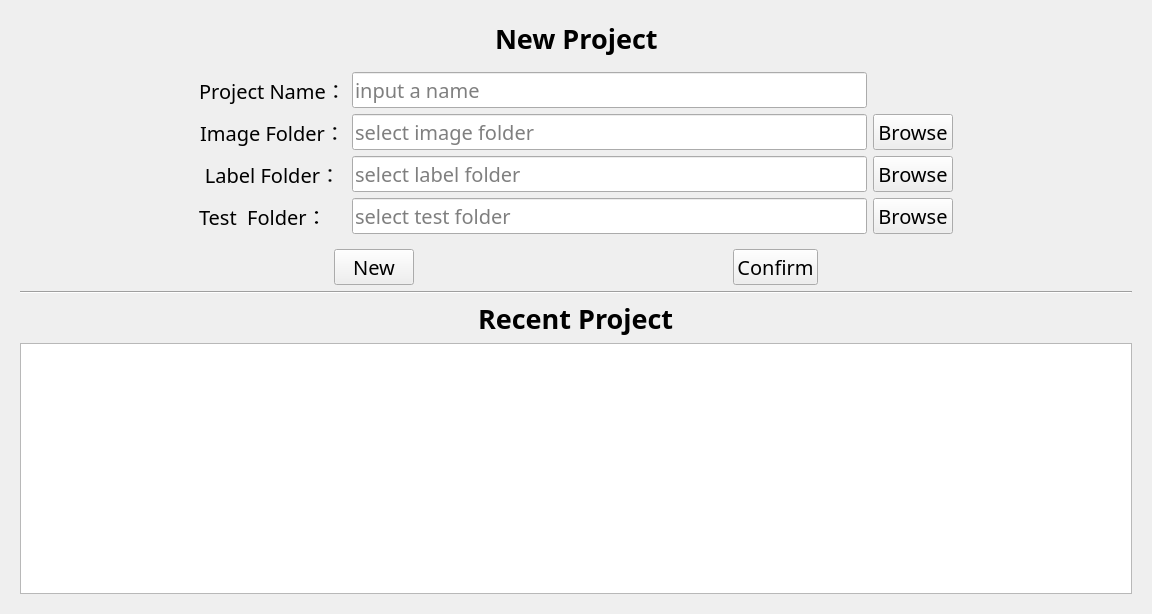
kaoxing/seg, file projectFiles/UI/static/projectTab.ui: the form before one commit.
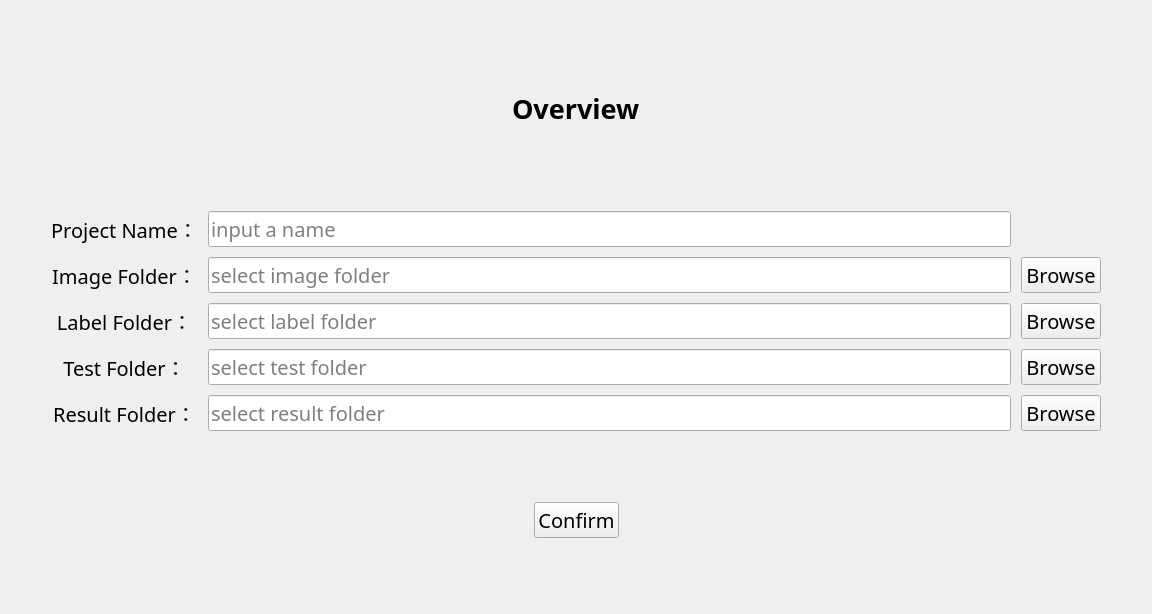
The form after the commit. The open tabs and pages were chosen to show the change.

```diff
--- a/projectFiles/UI/static/projectTab.ui
+++ b/projectFiles/UI/static/projectTab.ui
@@ -13,64 +13,20 @@
   <property name="windowTitle">
    <string>projectTab</string>
   </property>
-  <layout class="QVBoxLayout" name="verticalLayout_2" stretch="1,2,7">
+  <layout class="QVBoxLayout" name="verticalLayout" stretch="1,1,1,5,1,1,1">
    <item>
-    <widget class="QStackedWidget" name="stackedWidget_state">
-     <property name="currentIndex">
-      <number>0</number>
-     </property>
-     <widget class="QWidget" name="page">
-      <layout class="QHBoxLayout" name="horizontalLayout_13">
-       <item>
-        <layout class="QHBoxLayout" name="horizontalLayout_12">
-         <item>
-          <spacer name="horizontalSpacer_11">
+    <spacer name="horizontalSpacer">
            <property name="orientation">
             <enum>Qt::Horizontal</enum>
            </property>
            <property name="sizeHint" stdset="0">
             <size>
-             <width>40</width>
+       <width>1131</width>
              <height>20</height>
             </size>
            </property>
           </spacer>
          </item>
-         <item>
-          <widget class="QLabel" name="label_12">
-           <property name="font">
-            <font>
-             <family>宋体</family>
-             <pointsize>20</pointsize>
-             <weight>75</weight>
-             <italic>false</italic>
-             <bold>true</bold>
-            </font>
-           </property>
-           <property name="text">
-            <string>New Project</string>
-           </property>
-          </widget>
-         </item>
-         <item>
-          <spacer name="horizontalSpacer_12">
-           <property name="orientation">
-            <enum>Qt::Horizontal</enum>
-           </property>
-           <property name="sizeHint" stdset="0">
-            <size>
-             <width>40</width>
-             <height>20</height>
-            </size>
-           </property>
-          </spacer>
-         </item>
-        </layout>
-       </item>
-      </layout>
-     </widget>
-     <widget class="QWidget" name="page_2">
-      <layout class="QHBoxLayout" name="horizontalLayout_3">
        <item>
         <layout class="QHBoxLayout" name="horizontalLayout_5">
          <item>
@@ -117,12 +73,21 @@
          </item>
         </layout>
        </item>
-      </layout>
-     </widget>
-    </widget>
+   <item>
+    <spacer name="horizontalSpacer_4">
+     <property name="orientation">
+      <enum>Qt::Horizontal</enum>
+     </property>
+     <property name="sizeHint" stdset="0">
+      <size>
+       <width>1131</width>
+       <height>20</height>
+      </size>
+     </property>
+    </spacer>
    </item>
    <item>
-    <layout class="QHBoxLayout" name="horizontalLayout" stretch="1,4,1">
+    <layout class="QHBoxLayout" name="horizontalLayout_2" stretch="0,1,0">
      <item>
       <spacer name="horizontalSpacer_9">
        <property name="orientation">
@@ -137,7 +102,32 @@
       </spacer>
      </item>
      <item>
-      <layout class="QGridLayout" name="gridLayout_3">
+      <layout class="QGridLayout" name="gridLayout">
+       <property name="spacing">
+        <number>10</number>
+       </property>
+       <item row="0" column="0">
+        <widget class="QLabel" name="label">
+         <property name="font">
+          <font>
+           <family>宋体</family>
+           <pointsize>15</pointsize>
+           <weight>50</weight>
+           <italic>false</italic>
+           <bold>false</bold>
+          </font>
+         </property>
+         <property name="text">
+          <string>Project Name：</string>
+         </property>
+         <property name="alignment">
+          <set>Qt::AlignCenter</set>
+         </property>
+         <property name="buddy">
+          <cstring>lineEdit_project_name</cstring>
+         </property>
+        </widget>
+       </item>
        <item row="0" column="1">
         <widget class="QLineEdit" name="lineEdit_project_name">
          <property name="font">
@@ -160,6 +150,69 @@
          </property>
         </widget>
        </item>
+       <item row="1" column="0">
+        <widget class="QLabel" name="label_2">
+         <property name="font">
+          <font>
+           <family>宋体</family>
+           <pointsize>15</pointsize>
+           <weight>50</weight>
+           <italic>false</italic>
+           <bold>false</bold>
+          </font>
+         </property>
+         <property name="text">
+          <string>Image Folder：</string>
+         </property>
+         <property name="alignment">
+          <set>Qt::AlignCenter</set>
+         </property>
+         <property name="buddy">
+          <cstring>lineEdit_image_folder</cstring>
+         </property>
+        </widget>
+       </item>
+       <item row="1" column="1">
+        <widget class="QLineEdit" name="lineEdit_image_folder">
+         <property name="font">
+          <font>
+           <family>宋体</family>
+           <pointsize>15</pointsize>
+           <weight>50</weight>
+           <italic>false</italic>
+           <bold>false</bold>
+          </font>
+         </property>
+         <property name="inputMask">
+          <string/>
+         </property>
+         <property name="text">
+          <string/>
+         </property>
+         <property name="readOnly">
+          <bool>true</bool>
+         </property>
+         <property name="placeholderText">
+          <string>select image folder</string>
+         </property>
+        </widget>
+       </item>
+       <item row="1" column="2">
+        <widget class="QPushButton" name="pushButton_image">
+         <property name="font">
+          <font>
+           <family>宋体</family>
+           <pointsize>15</pointsize>
+           <weight>50</weight>
+           <italic>false</italic>
+           <bold>false</bold>
+          </font>
+         </property>
+         <property name="text">
+          <string>Browse</string>
+         </property>
+        </widget>
+       </item>
        <item row="2" column="0">
         <widget class="QLabel" name="label_3">
          <property name="font">
@@ -185,107 +238,6 @@
          </property>
         </widget>
        </item>
-       <item row="2" column="2">
-        <widget class="QPushButton" name="pushButton_label">
-         <property name="font">
-          <font>
-           <family>宋体</family>
-           <pointsize>15</pointsize>
-           <weight>50</weight>
-           <italic>false</italic>
-           <bold>false</bold>
-          </font>
-         </property>
-         <property name="text">
-          <string>Browse</string>
-         </property>
-        </widget>
-       </item>
-       <item row="1" column="1">
-        <widget class="QLineEdit" name="lineEdit_image_folder">
-         <property name="font">
-          <font>
-           <family>宋体</family>
-           <pointsize>15</pointsize>
-           <weight>50</weight>
-           <italic>false</italic>
-           <bold>false</bold>
-          </font>
-         </property>
-         <property name="inputMask">
-          <string/>
-         </property>
-         <property name="text">
-          <string/>
-         </property>
-         <property name="readOnly">
-          <bool>true</bool>
-         </property>
-         <property name="placeholderText">
-          <string>select image folder</string>
-         </property>
-        </widget>
-       </item>
-       <item row="1" column="2">
-        <widget class="QPushButton" name="pushButton_image">
-         <property name="font">
-          <font>
-           <family>宋体</family>
-           <pointsize>15</pointsize>
-           <weight>50</weight>
-           <italic>false</italic>
-           <bold>false</bold>
-          </font>
-         </property>
-         <property name="text">
-          <string>Browse</string>
-         </property>
-        </widget>
-       </item>
-       <item row="1" column="0">
-        <widget class="QLabel" name="label_2">
-         <property name="font">
-          <font>
-           <family>宋体</family>
-           <pointsize>15</pointsize>
-           <weight>50</weight>
-           <italic>false</italic>
-           <bold>false</bold>
-          </font>
-         </property>
-         <property name="text">
-          <string>Image Folder：</string>
-         </property>
-         <property name="alignment">
-          <set>Qt::AlignCenter</set>
-         </property>
-         <property name="buddy">
-          <cstring>lineEdit_image_folder</cstring>
-         </property>
-        </widget>
-       </item>
-       <item row="0" column="0">
-        <widget class="QLabel" name="label">
-         <property name="font">
-          <font>
-           <family>宋体</family>
-           <pointsize>15</pointsize>
-           <weight>50</weight>
-           <italic>false</italic>
-           <bold>false</bold>
-          </font>
-         </property>
-         <property name="text">
-          <string>Project Name：</string>
-         </property>
-         <property name="alignment">
-          <set>Qt::AlignCenter</set>
-         </property>
-         <property name="buddy">
-          <cstring>lineEdit_project_name</cstring>
-         </property>
-        </widget>
-       </item>
        <item row="2" column="1">
         <widget class="QLineEdit" name="lineEdit_label_folder">
          <property name="font">
@@ -311,6 +263,22 @@
          </property>
         </widget>
        </item>
+       <item row="2" column="2">
+        <widget class="QPushButton" name="pushButton_label">
+         <property name="font">
+          <font>
+           <family>宋体</family>
+           <pointsize>15</pointsize>
+           <weight>50</weight>
+           <italic>false</italic>
+           <bold>false</bold>
+          </font>
+         </property>
+         <property name="text">
+          <string>Browse</string>
+         </property>
+        </widget>
+       </item>
        <item row="3" column="0">
         <widget class="QLabel" name="label_20">
          <property name="font">
@@ -323,7 +291,10 @@
           </font>
          </property>
          <property name="text">
-          <string>Test  Folder：</string>
+          <string>Test Folder：</string>
+         </property>
+         <property name="alignment">
+          <set>Qt::AlignCenter</set>
          </property>
          <property name="buddy">
           <cstring>lineEdit_test_folder</cstring>
@@ -362,6 +333,60 @@
          </property>
         </widget>
        </item>
+       <item row="4" column="0">
+        <widget class="QLabel" name="label_21">
+         <property name="font">
+          <font>
+           <family>宋体</family>
+           <pointsize>15</pointsize>
+           <weight>50</weight>
+           <italic>false</italic>
+           <bold>false</bold>
+          </font>
+         </property>
+         <property name="text">
+          <string>Result Folder：</string>
+         </property>
+         <property name="alignment">
+          <set>Qt::AlignCenter</set>
+         </property>
+         <property name="buddy">
+          <cstring>lineEdit_result_folder</cstring>
+         </property>
+        </widget>
+       </item>
+       <item row="4" column="1">
+        <widget class="QLineEdit" name="lineEdit_result_folder">
+         <property name="font">
+          <font>
+           <family>宋体</family>
+           <pointsize>15</pointsize>
+           <weight>50</weight>
+           <italic>false</italic>
+           <bold>false</bold>
+          </font>
+         </property>
+         <property name="placeholderText">
+          <string>select result folder</string>
+         </property>
+        </widget>
+       </item>
+       <item row="4" column="2">
+        <widget class="QPushButton" name="pushButton_result">
+         <property name="font">
+          <font>
+           <family>宋体</family>
+           <pointsize>15</pointsize>
+           <weight>50</weight>
+           <italic>false</italic>
+           <bold>false</bold>
+          </font>
+         </property>
+         <property name="text">
+          <string>Browse</string>
+         </property>
+        </widget>
+       </item>
       </layout>
      </item>
      <item>
@@ -380,124 +405,22 @@
     </layout>
    </item>
    <item>
-    <widget class="QStackedWidget" name="stackedWidget">
-     <property name="currentIndex">
-      <number>0</number>
-     </property>
-     <widget class="QWidget" name="page_new">
-      <layout class="QVBoxLayout" name="verticalLayout_5">
-       <item>
-        <widget class="QWidget" name="widget" native="true">
-         <layout class="QHBoxLayout" name="horizontalLayout_2">
-          <item>
-           <widget class="QTextEdit" name="textEdit">
-            <property name="readOnly">
-             <bool>true</bool>
-            </property>
-            <property name="html">
-             <string>&lt;!DOCTYPE HTML PUBLIC &quot;-//W3C//DTD HTML 4.0//EN&quot; &quot;http://www.w3.org/TR/REC-html40/strict.dtd&quot;&gt;
-&lt;html&gt;&lt;head&gt;&lt;meta name=&quot;qrichtext&quot; content=&quot;1&quot; /&gt;&lt;style type=&quot;text/css&quot;&gt;
-p, li { white-space: pre-wrap; }
-&lt;/style&gt;&lt;/head&gt;&lt;body style=&quot; font-family:'SimSun'; font-size:9pt; font-weight:400; font-style:normal;&quot;&gt;
-&lt;p style=&quot; margin-top:0px; margin-bottom:0px; margin-left:0px; margin-right:0px; -qt-block-indent:0; text-indent:0px;&quot;&gt;&lt;span style=&quot; font-family:'黑体'; font-size:20pt; font-weight:600;&quot;&gt;Guide&lt;/span&gt;&lt;/p&gt;
-&lt;p style=&quot; margin-top:0px; margin-bottom:0px; margin-left:0px; margin-right:0px; -qt-block-indent:0; text-indent:0px;&quot;&gt;&lt;span style=&quot; font-family:'黑体'; font-size:20pt; font-weight:600;&quot;&gt;1.&lt;/span&gt;&lt;/p&gt;
-&lt;p style=&quot; margin-top:0px; margin-bottom:0px; margin-left:0px; margin-right:0px; -qt-block-indent:0; text-indent:0px;&quot;&gt;&lt;span style=&quot; font-family:'黑体'; font-size:20pt; font-weight:600;&quot;&gt;2.&lt;/span&gt;&lt;/p&gt;
-&lt;p style=&quot; margin-top:0px; margin-bottom:0px; margin-left:0px; margin-right:0px; -qt-block-indent:0; text-indent:0px;&quot;&gt;&lt;span style=&quot; font-family:'黑体'; font-size:20pt; font-weight:600;&quot;&gt;3.&lt;/span&gt;&lt;/p&gt;&lt;/body&gt;&lt;/html&gt;</string>
-            </property>
-           </widget>
-          </item>
-         </layout>
-        </widget>
-       </item>
-       <item>
-        <layout class="QHBoxLayout" name="horizontalLayout_4">
-         <item>
-          <widget class="QPushButton" name="pushButton_back">
-           <property name="font">
-            <font>
-             <family>宋体</family>
-             <pointsize>15</pointsize>
-             <weight>50</weight>
-             <italic>false</italic>
-             <bold>false</bold>
-            </font>
-           </property>
-           <property name="text">
-            <string>Back</string>
-           </property>
-          </widget>
-         </item>
-         <item>
-          <spacer name="horizontalSpacer">
-           <property name="orientation">
-            <enum>Qt::Horizontal</enum>
-           </property>
-           <property name="sizeHint" stdset="0">
-            <size>
-             <width>40</width>
-             <height>20</height>
-            </size>
-           </property>
-          </spacer>
-         </item>
-         <item>
-          <widget class="QPushButton" name="pushButton_create">
-           <property name="enabled">
-            <bool>true</bool>
-           </property>
-           <property name="font">
-            <font>
-             <family>宋体</family>
-             <pointsize>15</pointsize>
-             <weight>50</weight>
-             <italic>false</italic>
-             <bold>false</bold>
-            </font>
-           </property>
-           <property name="text">
-            <string>Create</string>
-           </property>
-          </widget>
-         </item>
-        </layout>
-       </item>
-      </layout>
-     </widget>
-     <widget class="QWidget" name="page_3">
-      <layout class="QVBoxLayout" name="verticalLayout">
-       <item>
-        <layout class="QHBoxLayout" name="horizontalLayout_7" stretch="0,0,0,0,0">
-         <item>
           <spacer name="horizontalSpacer_5">
            <property name="orientation">
             <enum>Qt::Horizontal</enum>
            </property>
            <property name="sizeHint" stdset="0">
             <size>
-             <width>40</width>
+       <width>1131</width>
              <height>20</height>
             </size>
            </property>
           </spacer>
          </item>
          <item>
-          <widget class="QPushButton" name="pushButton_new">
-           <property name="font">
-            <font>
-             <family>宋体</family>
-             <pointsize>15</pointsize>
-             <weight>50</weight>
-             <italic>false</italic>
-             <bold>false</bold>
-            </font>
-           </property>
-           <property name="text">
-            <string>New</string>
-           </property>
-          </widget>
-         </item>
+    <layout class="QHBoxLayout" name="horizontalLayout">
          <item>
-          <spacer name="horizontalSpacer_20">
+      <spacer name="horizontalSpacer_11">
            <property name="orientation">
             <enum>Qt::Horizontal</enum>
            </property>
@@ -529,79 +452,32 @@
           </widget>
          </item>
          <item>
+      <spacer name="horizontalSpacer_12">
+       <property name="orientation">
+        <enum>Qt::Horizontal</enum>
+       </property>
+       <property name="sizeHint" stdset="0">
+        <size>
+         <width>40</width>
+         <height>20</height>
+        </size>
+       </property>
+      </spacer>
+     </item>
+    </layout>
+   </item>
+   <item>
           <spacer name="horizontalSpacer_6">
            <property name="orientation">
             <enum>Qt::Horizontal</enum>
            </property>
            <property name="sizeHint" stdset="0">
             <size>
-             <width>40</width>
+       <width>1131</width>
              <height>20</height>
             </size>
            </property>
           </spacer>
-         </item>
-        </layout>
-       </item>
-       <item>
-        <widget class="Line" name="line">
-         <property name="orientation">
-          <enum>Qt::Horizontal</enum>
-         </property>
-        </widget>
-       </item>
-       <item>
-        <layout class="QHBoxLayout" name="horizontalLayout_14">
-         <item>
-          <spacer name="horizontalSpacer_13">
-           <property name="orientation">
-            <enum>Qt::Horizontal</enum>
-           </property>
-           <property name="sizeHint" stdset="0">
-            <size>
-             <width>40</width>
-             <height>20</height>
-            </size>
-           </property>
-          </spacer>
-         </item>
-         <item>
-          <widget class="QLabel" name="label_13">
-           <property name="font">
-            <font>
-             <family>宋体</family>
-             <pointsize>20</pointsize>
-             <weight>75</weight>
-             <italic>false</italic>
-             <bold>true</bold>
-            </font>
-           </property>
-           <property name="text">
-            <string>Recent Project</string>
-           </property>
-          </widget>
-         </item>
-         <item>
-          <spacer name="horizontalSpacer_14">
-           <property name="orientation">
-            <enum>Qt::Horizontal</enum>
-           </property>
-           <property name="sizeHint" stdset="0">
-            <size>
-             <width>40</width>
-             <height>20</height>
-            </size>
-           </property>
-          </spacer>
-         </item>
-        </layout>
-       </item>
-       <item>
-        <widget class="QListWidget" name="listWidget"/>
-       </item>
-      </layout>
-     </widget>
-    </widget>
    </item>
   </layout>
  </widget>
```
Left out of the diff: 22 changed lines with no effect on the pictures. Lines whose indentation alone changed are shown as unchanged.
